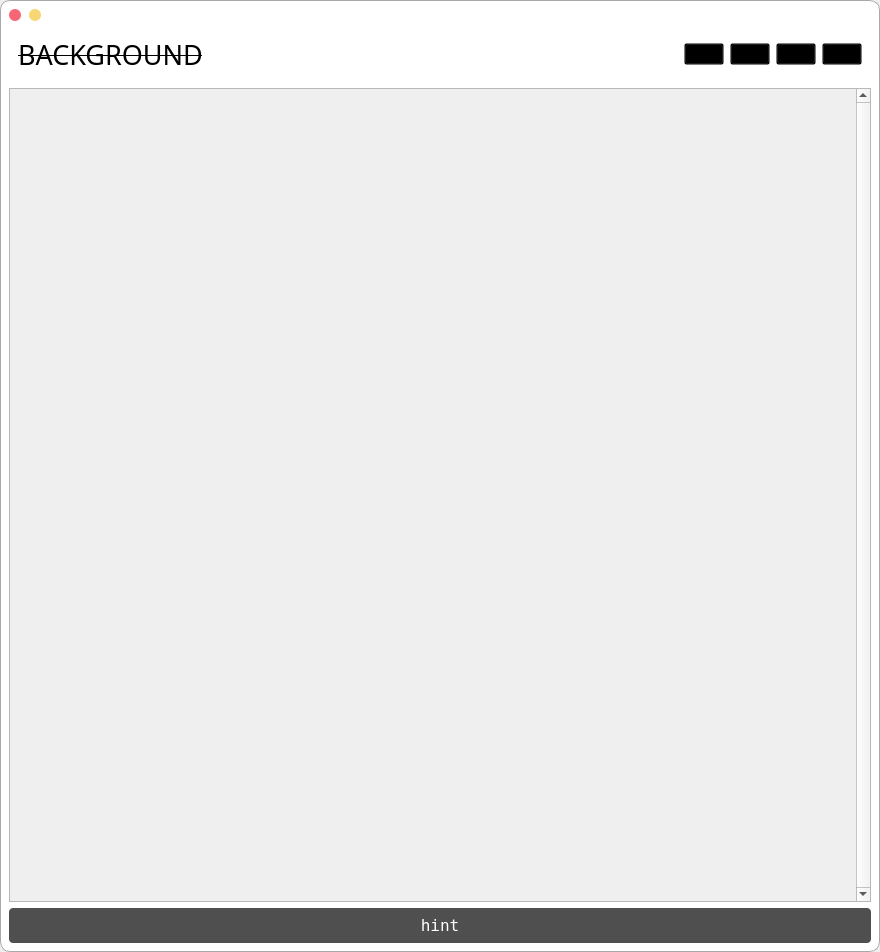
This is resource/main_window.ui in moiling/PortraitMatting-PyQt as Qt 5 draws it before an edit. The edited form follows.
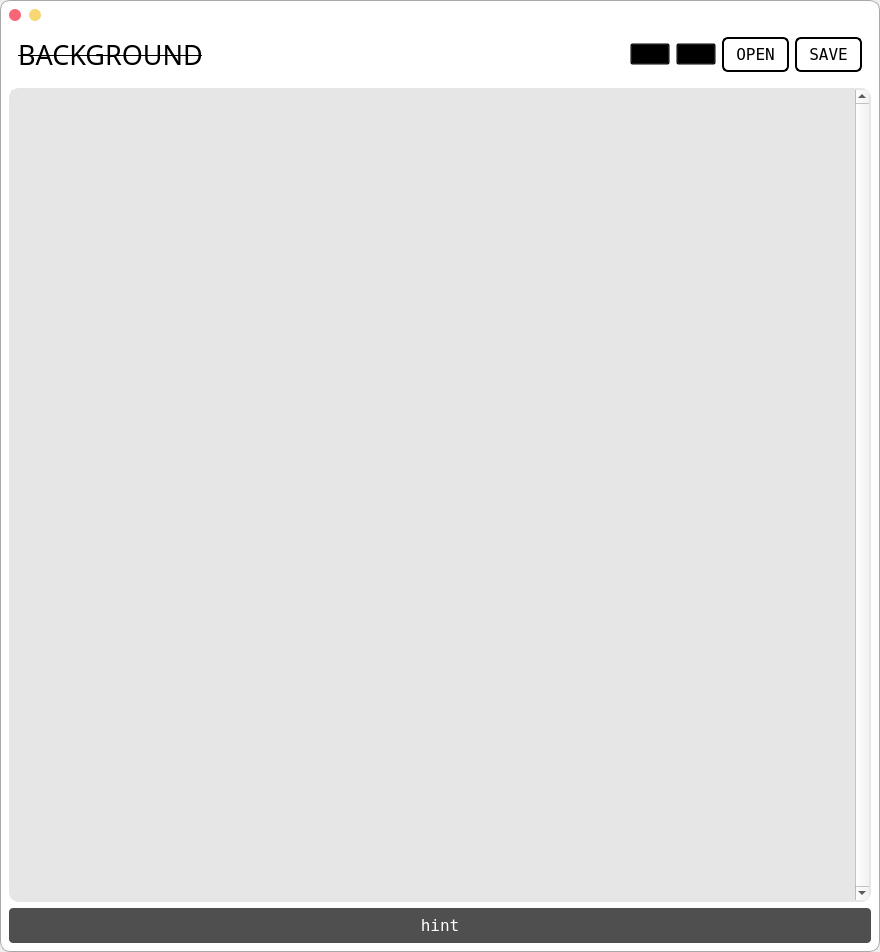
This is the edited form. Icons and pictures are not drawn.

Commit message: scroll bar style & save all result.

What changed in the file:
```diff
--- a/resource/main_window.ui
+++ b/resource/main_window.ui
@@ -245,46 +245,58 @@
         </widget>
        </item>
        <item>
-        <widget class="QPushButton" name="title_matting">
+        <widget class="QPushButton" name="open_button">
+         <property name="font">
+          <font>
+           <family>Terminal</family>
+           <pointsize>12</pointsize>
+           <weight>50</weight>
+           <bold>false</bold>
+          </font>
+         </property>
          <property name="styleSheet">
           <string notr="true">QPushButton{
-background:transparent;
+background:white;
+border-radius:6px;
+padding-top:6px;
+padding-bottom:6px;
+padding-left:12px;
+padding-right:12px;
+border:2px solid black;
 }
 QPushButton:hover{
-color:rgb(71,186,204);
-background:transparent;
-}
-QPushButton:pressed{
-color:white;
-background-color:rgb(71,186,204);
-}
-QPushButton:!enabled
-{
-color:rgb(130,130,130);
-}
-QPushButton:focus {
-color:black;
-background-color:white;
+background:rgb(181, 181, 181);
 }</string>
          </property>
          <property name="text">
-          <string/>
+          <string>OPEN</string>
          </property>
         </widget>
        </item>
        <item>
-        <widget class="QPushButton" name="title_cutout">
+        <widget class="QPushButton" name="save_button">
+         <property name="font">
+          <font>
+           <family>Terminal</family>
+           <pointsize>12</pointsize>
+          </font>
+         </property>
          <property name="styleSheet">
           <string notr="true">QPushButton{
-background:transparent;
+background:white;
+border-radius:6px;
+padding-top:6px;
+padding-bottom:6px;
+padding-left:12px;
+padding-right:12px;
+border:2px solid black;
+}
+QPushButton:hover{
+background:rgb(181, 181, 181);
 }</string>
          </property>
          <property name="text">
-          <string/>
-         </property>
-         <property name="icon">
-          <iconset>
-           <normaloff>icon/file.png</normaloff>icon/file.png</iconset>
+          <string>SAVE</string>
          </property>
         </widget>
        </item>
@@ -294,7 +306,14 @@
     <item>
      <widget class="QScrollArea" name="scrollArea">
       <property name="styleSheet">
-       <string notr="true"/>
+       <string notr="true">QScrollArea{
+background-color:rgb(230, 230, 230);
+border:2px solid rgb(230, 230, 230);
+border-radius:10px;
+}</string>
+      </property>
+      <property name="frameShape">
+       <enum>QFrame::NoFrame</enum>
       </property>
       <property name="verticalScrollBarPolicy">
        <enum>Qt::ScrollBarAlwaysOn</enum>
@@ -310,7 +329,7 @@
         <rect>
          <x>0</x>
          <y>0</y>
-         <width>843</width>
+         <width>841</width>
          <height>18</height>
         </rect>
        </property>
@@ -320,6 +339,11 @@
          <verstretch>0</verstretch>
         </sizepolicy>
        </property>
+       <property name="styleSheet">
+        <string notr="true">QWidget#content{
+background-color:rgb(230, 230, 230);
+}</string>
+       </property>
        <layout class="QVBoxLayout" name="verticalLayout_2"/>
       </widget>
      </widget>
```
The commit also changes 10 other files.
